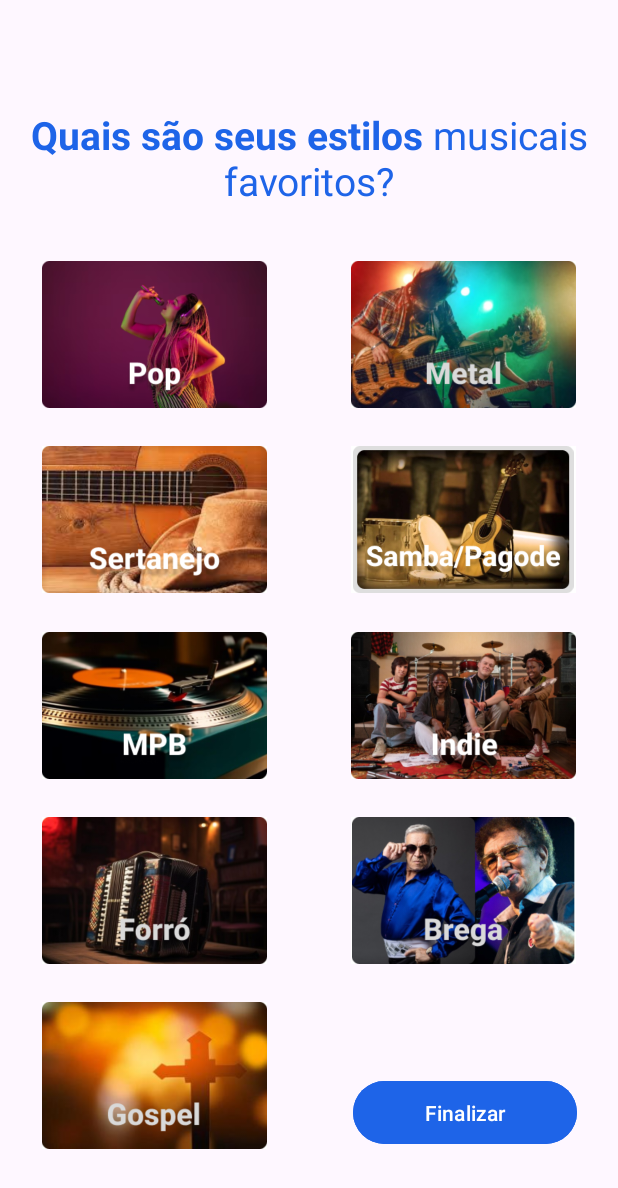
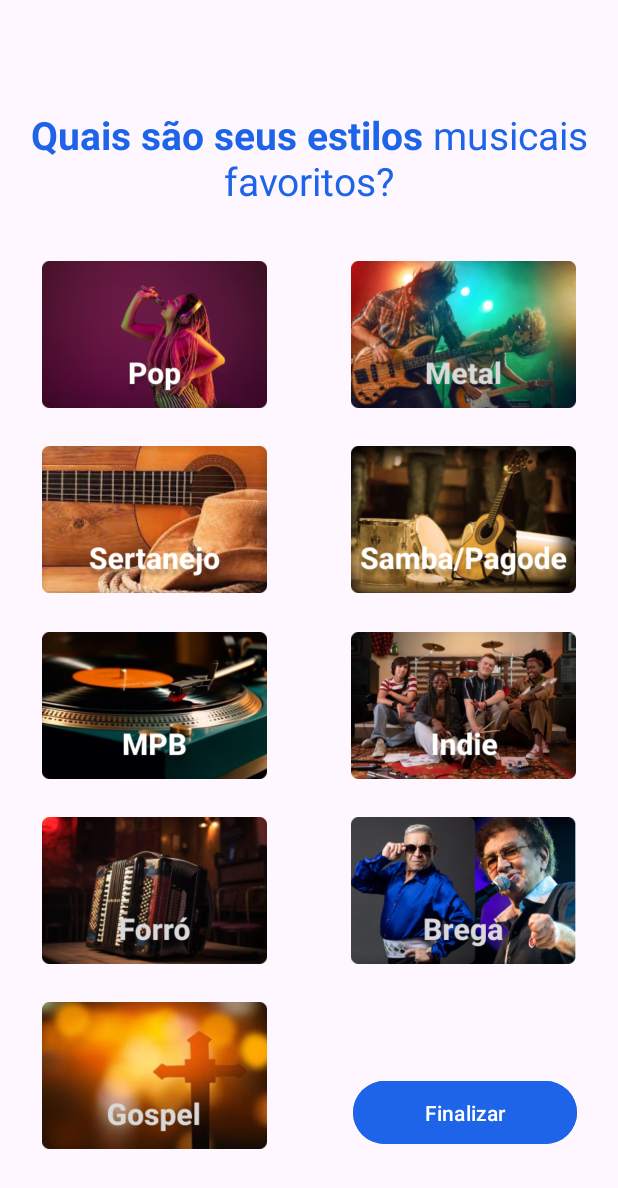
Before and after one commit to DevSamuelMuniz/Daccord, an Android app: the EstiloMusical screen opened directly, with no data from a screen before it, on a phone screen of 412 x 824 dp. Shown: the top 1188 px of the screen. Run offline under Robolectric (Android 15) with nearby library versions, the phone set to English and light mode, and no system bars; Roboto replaces fonts that are not available here.

Commit message:
fix EstiloMusical images and radiobutton

```diff
--- /dev/null
+++ b/app/src/main/res/drawable/bg_brega.xml
@@ -0,0 +1,19 @@
+<selector xmlns:android="http://schemas.android.com/apk/res/android">
+    <item android:state_checked="true">
+        <layer-list>
+            <item>
+                <shape android:shape="rectangle">
+                    <solid android:color="@color/lightblue" />
+                    <padding android:left="5dp" android:top="5dp" android:right="5dp" android:bottom="5dp" />
+                    <corners android:radius="8dp"/>
+                </shape>
+            </item>
+            <item android:drawable="@drawable/brega" />
+        </layer-list>
+    </item>
+    <item android:state_checked="false">
+        <layer-list>
+            <item android:drawable="@drawable/brega" />
+        </layer-list>
+    </item>
+</selector>
--- /dev/null
+++ b/app/src/main/res/drawable/bg_forro.xml
@@ -0,0 +1,19 @@
+<selector xmlns:android="http://schemas.android.com/apk/res/android">
+    <item android:state_checked="true">
+        <layer-list>
+            <item>
+                <shape android:shape="rectangle">
+                    <solid android:color="@color/lightblue" />
+                    <padding android:left="5dp" android:top="5dp" android:right="5dp" android:bottom="5dp" />
+                    <corners android:radius="8dp"/>
+                </shape>
+            </item>
+            <item android:drawable="@drawable/forro" />
+        </layer-list>
+    </item>
+    <item android:state_checked="false">
+        <layer-list>
+            <item android:drawable="@drawable/forro" />
+        </layer-list>
+    </item>
+</selector>
--- /dev/null
+++ b/app/src/main/res/drawable/bg_gospel.xml
@@ -0,0 +1,19 @@
+<selector xmlns:android="http://schemas.android.com/apk/res/android">
+    <item android:state_checked="true">
+        <layer-list>
+            <item>
+                <shape android:shape="rectangle">
+                    <solid android:color="@color/lightblue" />
+                    <padding android:left="5dp" android:top="5dp" android:right="5dp" android:bottom="5dp" />
+                    <corners android:radius="8dp"/>
+                </shape>
+            </item>
+            <item android:drawable="@drawable/gospel" />
+        </layer-list>
+    </item>
+    <item android:state_checked="false">
+        <layer-list>
+            <item android:drawable="@drawable/gospel" />
+        </layer-list>
+    </item>
+</selector>
--- /dev/null
+++ b/app/src/main/res/drawable/bg_indie.xml
@@ -0,0 +1,19 @@
+<selector xmlns:android="http://schemas.android.com/apk/res/android">
+    <item android:state_checked="true">
+        <layer-list>
+            <item>
+                <shape android:shape="rectangle">
+                    <solid android:color="@color/lightblue" />
+                    <padding android:left="5dp" android:top="5dp" android:right="5dp" android:bottom="5dp" />
+                    <corners android:radius="8dp"/>
+                </shape>
+            </item>
+            <item android:drawable="@drawable/indie" />
+        </layer-list>
+    </item>
+    <item android:state_checked="false">
+        <layer-list>
+            <item android:drawable="@drawable/indie" />
+        </layer-list>
+    </item>
+</selector>
--- /dev/null
+++ b/app/src/main/res/drawable/bg_metal.xml
@@ -0,0 +1,19 @@
+<selector xmlns:android="http://schemas.android.com/apk/res/android">
+    <item android:state_checked="true">
+        <layer-list>
+            <item>
+                <shape android:shape="rectangle">
+                    <solid android:color="@color/lightblue" />
+                    <padding android:left="5dp" android:top="5dp" android:right="5dp" android:bottom="5dp" />
+                    <corners android:radius="8dp"/>
+                </shape>
+            </item>
+            <item android:drawable="@drawable/metal" />
+        </layer-list>
+    </item>
+    <item android:state_checked="false">
+        <layer-list>
+            <item android:drawable="@drawable/metal" />
+        </layer-list>
+    </item>
+</selector>
--- /dev/null
+++ b/app/src/main/res/drawable/bg_mpb.xml
@@ -0,0 +1,19 @@
+<selector xmlns:android="http://schemas.android.com/apk/res/android">
+    <item android:state_checked="true">
+        <layer-list>
+            <item>
+                <shape android:shape="rectangle">
+                    <solid android:color="@color/lightblue" />
+                    <padding android:left="5dp" android:top="5dp" android:right="5dp" android:bottom="5dp" />
+                    <corners android:radius="8dp"/>
+                </shape>
+            </item>
+            <item android:drawable="@drawable/mpb" />
+        </layer-list>
+    </item>
+    <item android:state_checked="false">
+        <layer-list>
+            <item android:drawable="@drawable/mpb" />
+        </layer-list>
+    </item>
+</selector>
--- /dev/null
+++ b/app/src/main/res/drawable/bg_pop.xml
@@ -0,0 +1,19 @@
+<selector xmlns:android="http://schemas.android.com/apk/res/android">
+    <item android:state_checked="true">
+        <layer-list>
+            <item>
+                <shape android:shape="rectangle">
+                    <solid android:color="@color/lightblue" />
+                    <padding android:left="5dp" android:top="5dp" android:right="5dp" android:bottom="5dp" />
+                    <corners android:radius="8dp"/>
+                </shape>
+            </item>
+            <item android:drawable="@drawable/pop" />
+        </layer-list>
+    </item>
+    <item android:state_checked="false">
+        <layer-list>
+            <item android:drawable="@drawable/pop" />
+        </layer-list>
+    </item>
+</selector>
--- /dev/null
+++ b/app/src/main/res/drawable/bg_samba.xml
@@ -0,0 +1,19 @@
+<selector xmlns:android="http://schemas.android.com/apk/res/android">
+    <item android:state_checked="true">
+        <layer-list>
+            <item>
+                <shape android:shape="rectangle">
+                    <solid android:color="@color/lightblue" />
+                    <padding android:left="5dp" android:top="5dp" android:right="5dp" android:bottom="5dp" />
+                    <corners android:radius="8dp"/>
+                </shape>
+            </item>
+            <item android:drawable="@drawable/samba" />
+        </layer-list>
+    </item>
+    <item android:state_checked="false">
+        <layer-list>
+            <item android:drawable="@drawable/samba" />
+        </layer-list>
+    </item>
+</selector>
--- /dev/null
+++ b/app/src/main/res/drawable/bg_sertanejo.xml
@@ -0,0 +1,19 @@
+<selector xmlns:android="http://schemas.android.com/apk/res/android">
+    <item android:state_checked="true">
+        <layer-list>
+            <item>
+                <shape android:shape="rectangle">
+                    <solid android:color="@color/lightblue" />
+                    <padding android:left="5dp" android:top="5dp" android:right="5dp" android:bottom="5dp" />
+                    <corners android:radius="8dp"/>
+                </shape>
+            </item>
+            <item android:drawable="@drawable/sertanejo" />
+        </layer-list>
+    </item>
+    <item android:state_checked="false">
+        <layer-list>
+            <item android:drawable="@drawable/sertanejo" />
+        </layer-list>
+    </item>
+</selector>
--- a/app/src/main/res/layout/activity_estilo_musical.xml
+++ b/app/src/main/res/layout/activity_estilo_musical.xml
@@ -21,117 +21,117 @@
         app:layout_constraintStart_toStartOf="@+id/guideline6"
         tools:ignore="MissingConstraints" />
 
-    <ImageButton
+    <RadioButton
+        android:button="@null"
         android:id="@+id/popButton"
         android:layout_width="150dp"
         android:layout_height="98dp"
-        android:background="@drawable/bg_button"
+        android:background="@drawable/bg_pop"
         android:scaleType="centerInside"
-        android:src="@drawable/pop"
         app:layout_constraintBottom_toTopOf="@+id/guideline4"
         app:layout_constraintEnd_toStartOf="@+id/guideline6"
         app:layout_constraintStart_toStartOf="parent"
         app:layout_constraintTop_toTopOf="@+id/guideline4"
         tools:ignore="MissingConstraints" />
 
-    <ImageButton
+    <RadioButton
+        android:button="@null"
         android:id="@+id/sertanejoButton"
         android:layout_width="150dp"
         android:layout_height="98dp"
-        android:background="@color/white"
+        android:background="@drawable/bg_sertanejo"
         android:scaleType="centerInside"
-        android:src="@drawable/sertanejo"
         app:layout_constraintBottom_toTopOf="@+id/guideline5"
         app:layout_constraintEnd_toStartOf="@+id/guideline6"
         app:layout_constraintStart_toStartOf="parent"
         app:layout_constraintTop_toTopOf="@+id/guideline5"
         tools:ignore="MissingConstraints" />
 
-    <ImageButton
+    <RadioButton
+        android:button="@null"
         android:id="@+id/sambaButton"
         android:layout_width="150dp"
         android:layout_height="98dp"
-        android:background="@color/white"
+        android:background="@drawable/bg_samba"
         android:scaleType="centerInside"
-        android:src="@drawable/samba"
         app:layout_constraintBottom_toTopOf="@+id/guideline5"
         app:layout_constraintEnd_toEndOf="parent"
         app:layout_constraintStart_toStartOf="@+id/guideline6"
         app:layout_constraintTop_toTopOf="@+id/guideline5"
         tools:ignore="MissingConstraints" />
 
-    <ImageButton
+    <RadioButton
+        android:button="@null"
         android:id="@+id/mpbButton"
         android:layout_width="150dp"
         android:layout_height="98dp"
-        android:background="@color/white"
+        android:background="@drawable/bg_mpb"
         android:scaleType="centerInside"
-        android:src="@drawable/mpb"
         app:layout_constraintBottom_toTopOf="@+id/guideline7"
         app:layout_constraintEnd_toStartOf="@+id/guideline6"
         app:layout_constraintStart_toStartOf="parent"
         app:layout_constraintTop_toTopOf="@+id/guideline7"
         tools:ignore="MissingConstraints" />
 
-    <ImageButton
+    <RadioButton
+        android:button="@null"
         android:id="@+id/indieButton"
         android:layout_width="150dp"
         android:layout_height="98dp"
-        android:background="@color/white"
+        android:background="@drawable/bg_indie"
         android:scaleType="centerInside"
-        android:src="@drawable/indie"
         app:layout_constraintBottom_toTopOf="@+id/guideline7"
         app:layout_constraintEnd_toEndOf="parent"
         app:layout_constraintStart_toStartOf="@+id/guideline6"
         app:layout_constraintTop_toTopOf="@+id/guideline7"
         tools:ignore="MissingConstraints" />
 
-    <ImageButton
+    <RadioButton
+        android:button="@null"
         android:id="@+id/metalButton"
         android:layout_width="150dp"
         android:layout_height="98dp"
-        android:background="@color/white"
+        android:background="@drawable/bg_metal"
         android:scaleType="centerInside"
-        android:src="@drawable/metal"
         app:layout_constraintBottom_toTopOf="@+id/guideline4"
         app:layout_constraintEnd_toEndOf="parent"
         app:layout_constraintStart_toStartOf="@+id/guideline6"
         app:layout_constraintTop_toTopOf="@+id/guideline4"
         tools:ignore="MissingConstraints" />
 
-    <ImageButton
+    <RadioButton
+        android:button="@null"
         android:id="@+id/forroButton"
         android:layout_width="150dp"
         android:layout_height="98dp"
-        android:background="@color/white"
+        android:background="@drawable/bg_forro"
         android:scaleType="centerInside"
-        android:src="@drawable/forro"
         app:layout_constraintBottom_toTopOf="@+id/guideline8"
         app:layout_constraintEnd_toStartOf="@+id/guideline6"
         app:layout_constraintStart_toStartOf="parent"
         app:layout_constraintTop_toTopOf="@+id/guideline8"
         tools:ignore="MissingConstraints" />
 
-    <ImageButton
+    <RadioButton
+        android:button="@null"
         android:id="@+id/bregaButton"
         android:layout_width="150dp"
         android:layout_height="98dp"
-        android:background="@color/white"
+        android:background="@drawable/bg_brega"
         android:scaleType="centerInside"
-        android:src="@drawable/brega"
         app:layout_constraintBottom_toTopOf="@+id/guideline8"
         app:layout_constraintEnd_toEndOf="parent"
         app:layout_constraintStart_toStartOf="@+id/guideline6"
         app:layout_constraintTop_toTopOf="@+id/guideline8"
         tools:ignore="MissingConstraints" />
 
-    <ImageButton
+    <RadioButton
+        android:button="@null"
         android:id="@+id/gospelButton"
         android:layout_width="150dp"
         android:layout_height="98dp"
-        android:background="@color/white"
+        android:background="@drawable/bg_gospel"
         android:scaleType="centerInside"
-        android:src="@drawable/gospel"
         app:layout_constraintBottom_toTopOf="@+id/guideline9"
         app:layout_constraintEnd_toStartOf="@+id/guideline6"
         app:layout_constraintStart_toStartOf="parent"
```
Also changed, not shown: app/src/main/res/drawable/samba.png.
